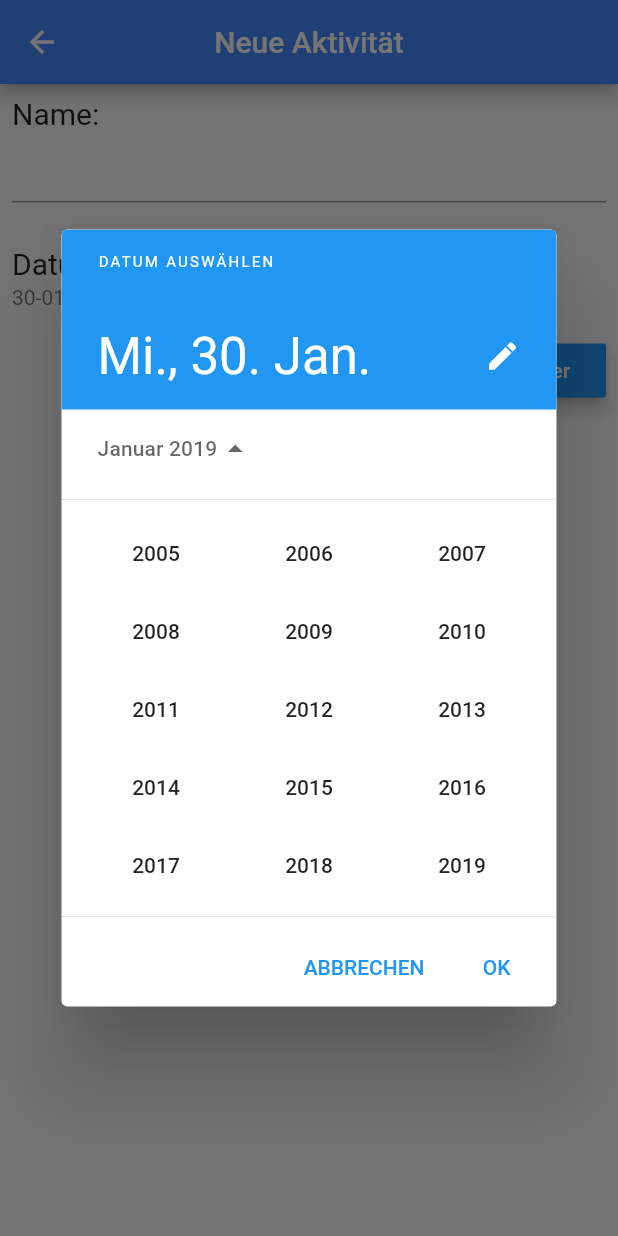
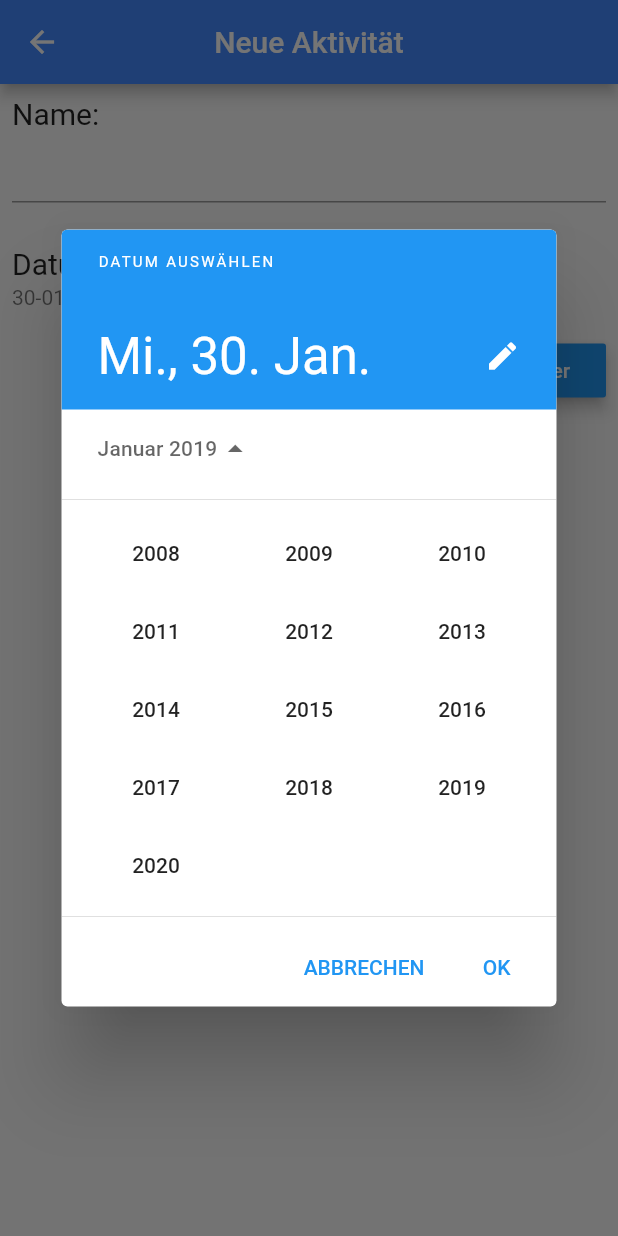
Before and after one commit to tth05/ErasmusDoc, a Flutter app: the ActivityScreen screen opened directly, after a tap on "Datum:", on a phone screen of 412 x 824 dp. Run offline on Flutter 3.47's test engine with Material 2 defaults, Android fonts, the phone set to English and light mode, and no system bars; our stand-ins replace flutter_markdown, sticky_headers; missing offline and left inert: simple_permissions, zefyr; generated files the repository leaves out were written again.

Commit message:
Ensure that rebuild is made after activity is saved

```diff
--- a/lib/screens/activity_screen/activity_screen.dart
+++ b/lib/screens/activity_screen/activity_screen.dart
@@ -79,8 +79,7 @@ class ActivityScreenState extends State<ActivityScreen> {
                   icon: Icon(Icons.save),
                   onPressed: () {
                     activity.data = base64.encode(utf8.encode(json.encode(_controller.document.toJson())));
-                    jsonManager.saveActivity(activity);
-                    Navigator.of(context).pop();
+                    jsonManager.saveActivity(activity).then((v) => Navigator.of(context).pop());
                   },
                 )
               : Container(),
@@ -99,12 +98,14 @@ class ActivityScreenState extends State<ActivityScreen> {
                         FormHelper.buildTitle("Name:"),
                         FormHelper.buildTextField(
                             focus: true, initialValue: activity.name, onSaved: (value) => activity.name = value),
-                        Divider(color: Colors.grey[50]),
+                        FormHelper.divider,
                         DatePickerTile(
                           "Datum:",
                           "Bitte wähle ein Datum aus.",
                           initialValue: activity.when,
                           onSaved: (value) => activity.when = value,
+                          validator: (value) => null,
+                          lastDate: DateTime.now().add(Duration(days: 365)),
                         ),
                       ],
                     ),
--- a/lib/screens/school_screen/school_screen.dart
+++ b/lib/screens/school_screen/school_screen.dart
@@ -81,8 +81,7 @@ class SchoolScreenState extends State<SchoolScreen> {
                 Column(
                   children: List.generate(
                     10,
-                        (index) =>
-                        ListTile(
+                    (index) => ListTile(
                           leading: Icon(Icons.airport_shuttle),
                           title: Text(
                             "Projekt ${index + 1}",
```
